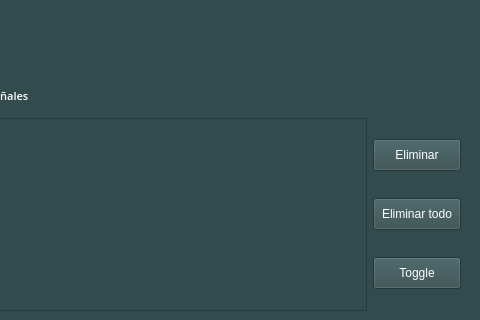
Qt form GUI/FrontEnd/oscilloscope.ui (grupo-1-ASSD-E2/ASSD-TP1) before a commit; both pictures show x 522 to 1002 and y 423 to 743 of the 1002 by 743 pixel window.
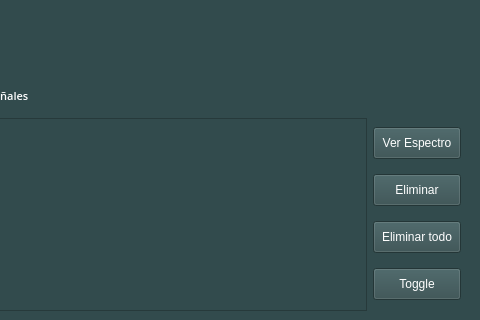
The same form after that commit. Custom widgets are drawn as their Qt base class.

Diff of the .ui file:
```diff
--- a/GUI/FrontEnd/oscilloscope.ui
+++ b/GUI/FrontEnd/oscilloscope.ui
@@ -107,6 +107,20 @@
       </item>
       <item>
        <layout class="QVBoxLayout" name="verticalLayout_2">
+        <item>
+         <widget class="QPushButton" name="seeSpectrum">
+          <property name="styleSheet">
+           <string notr="true">font: 63 8pt &quot;Open Sans Semibold&quot;;
+color:rgb(255, 255, 255);
+padding: 8px;
+bottom-margin:3px;
+</string>
+          </property>
+          <property name="text">
+           <string>Ver Espectro</string>
+          </property>
+         </widget>
+        </item>
         <item>
          <widget class="QPushButton" name="removeSignal">
           <property name="styleSheet">
```
